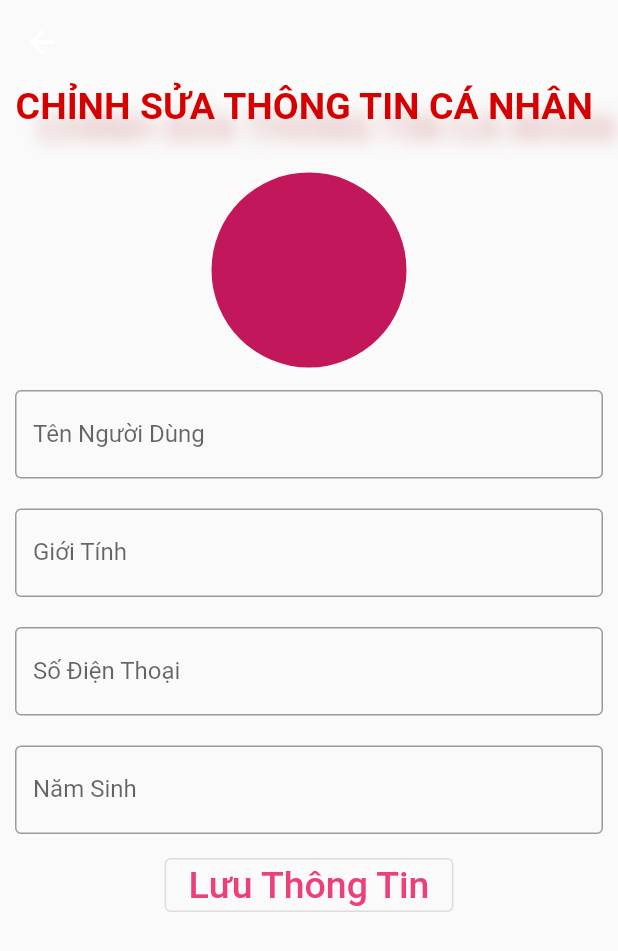
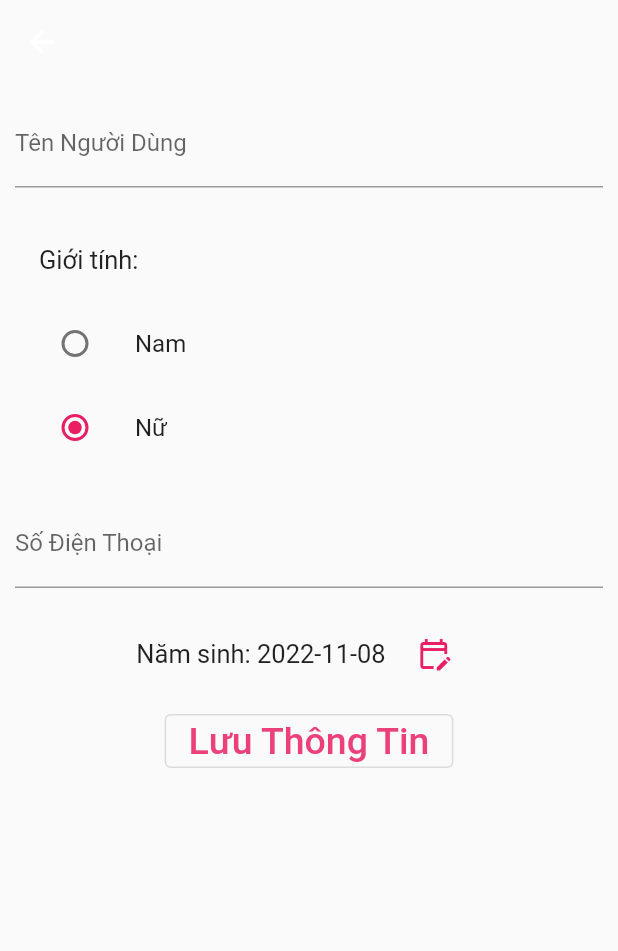
Before and after one commit to nguyenhoangvu-cdpm20d/flutter_appvutrungvinh_406394402, a Flutter app: the EditProfile screen opened directly, on a phone screen of 412 x 824 dp. Shown: the top 951 px of the screen. Run offline on Flutter 3.47's test engine with Material 2 defaults, Android fonts, the phone set to English and light mode, and no system bars; our stand-ins replace convex_bottom_bar.

Commit message:
chỉnh sửa thêm

```diff
--- a/lib/views/editprofile.dart
+++ b/lib/views/editprofile.dart
@@ -1,3 +1,4 @@
+import 'package:convex_bottom_bar/convex_bottom_bar.dart';
 import 'package:flutter/material.dart';
 import 'package:flutter_appvutrungvinh_406394402/views/home.dart';
 import 'package:flutter_appvutrungvinh_406394402/widgets/widgets.dart';
@@ -9,7 +10,25 @@ class EditProfile extends StatefulWidget {
   State<EditProfile> createState() => EditProfileState();
 }
 
+enum SingingCharacter { Man, Woman }
+
 class EditProfileState extends State<EditProfile> {
+  SingingCharacter? _character = SingingCharacter.Woman;
+  DateTime selectedDate = DateTime.now();
+
+  Future<void> _selectDate(BuildContext context) async {
+    final DateTime? picked = await showDatePicker(
+        context: context,
+        initialDate: selectedDate,
+        firstDate: DateTime(2015, 8),
+        lastDate: DateTime(2101));
+    if (picked != null && picked != selectedDate) {
+      setState(() {
+        selectedDate = picked;
+      });
+    }
+  }
+
   @override
   Widget build(BuildContext context) {
     // TODO: implement build
@@ -25,12 +44,12 @@ class EditProfileState extends State<EditProfile> {
           mainAxisSize: MainAxisSize.max,
           mainAxisAlignment: MainAxisAlignment.start,
           children: [
-            Container(
-              // padding: EdgeInsets.only(top: 0),
+            /*Container(
+              padding: EdgeInsets.only(top: 0),
               child: Text(
                 'CHỈNH SỬA THÔNG TIN CÁ NHÂN ',
                 style: TextStyle(
-                    fontSize: 25,
+                    fontSize: 20,
                     color: Colors.redAccent.shade700,
                     fontWeight: FontWeight.bold,
                     shadows: [
@@ -48,7 +67,8 @@ class EditProfileState extends State<EditProfile> {
                 radius: 65.0,
                 //backgroundImage: AssetImage('images/123.jpg'),
               ),
-            ),
+            ),*/
+            //SizedBox(20),
             Column(
               mainAxisAlignment: MainAxisAlignment.center,
               children: [
@@ -56,45 +76,100 @@ class EditProfileState extends State<EditProfile> {
                   padding: EdgeInsets.all(10),
                   child: TextField(
                     //controller: txtName,
-                    readOnly: true,
+                    readOnly: false,
                     decoration: InputDecoration(
                       labelText: 'Tên Người Dùng',
-                      border: OutlineInputBorder(),
+                      border: UnderlineInputBorder(),
                     ),
                   ),
                 ),
-                const Padding(
+                Padding(
                   padding: EdgeInsets.all(10),
-                  child: TextField(
-                    //controller: txtEmail,
-                    readOnly: true,
-                    decoration: InputDecoration(
-                      labelText: 'Giới Tính',
-                      border: OutlineInputBorder(),
-                    ),
+                  child: Column(
+                    children: <Widget>[
+                      ListTile(
+                        title: const Text(
+                          'Giới tính:',
+                          style: TextStyle(
+                            fontSize: 17,
+                          ),
+                        ),
+                      ),
+                      ListTile(
+                        title: const Text('Nam'),
+                        leading: Radio<SingingCharacter>(
+                          value: SingingCharacter.Man,
+                          groupValue: _character,
+                          onChanged: (SingingCharacter? value) {
+                            setState(() {
+                              _character = value;
+                            });
+                          },
+                        ),
+                      ),
+                      ListTile(
+                        title: const Text('Nữ'),
+                        leading: Radio<SingingCharacter>(
+                          value: SingingCharacter.Woman,
+                          groupValue: _character,
+                          onChanged: (SingingCharacter? value) {
+                            setState(() {
+                              _character = value;
+                            });
+                          },
+                        ),
+                      ),
+                    ],
                   ),
                 ),
-                const Padding(
+                Padding(
                   padding: EdgeInsets.all(10),
-                  child: TextField(
-                    //controller: txtEmail,
-                    readOnly: true,
-                    decoration: InputDecoration(
-                      labelText: 'Số Điện Thoại',
-                      border: OutlineInputBorder(),
-                    ),
+                  child: Column(
+                    crossAxisAlignment: CrossAxisAlignment.start,
+                    children: <Widget>[
+                      TextField(
+                        keyboardType: TextInputType.number,
+                        //controller: txtEmail,
+                        readOnly: false,
+                        decoration: InputDecoration(
+                          labelText: 'Số Điện Thoại',
+                          border: UnderlineInputBorder(),
+                        ),
+                      ),
+                    ],
                   ),
                 ),
-                const Padding(
+                Padding(
                   padding: EdgeInsets.all(10),
-                  child: TextField(
+                  child: Row(
+                    mainAxisSize: MainAxisSize.min,
+                    children: <Widget>[
+                      Text(
+                        'Năm sinh: ' +
+                            "${selectedDate.toLocal()}".split(' ')[0],
+                        style: TextStyle(
+                          fontSize: 17,
+                        ),
+                      ),
+                      SizedBox(
+                        height: 20.0,
+                      ),
+                      TextButton(
+                        onPressed: () => _selectDate(context),
+                        child: Icon(Icons.edit_calendar_outlined),
+                      ),
+                    ],
+                  ),
+                  /*child:
+                      TextField(
                     //controller: txtEmail,
-                    readOnly: true,
+                    readOnly: false,
                     decoration: InputDecoration(
-                      labelText: 'Năm Sinh',
-                      border: OutlineInputBorder(),
+                      labelText:
+                          "Năm sinh: ${selectedDate.toLocal()}".split(' ')[0],
+                      border: UnderlineInputBorder(),
                     ),
-                  ),
+                  ),*/
                 ),
                 OutlinedButton(
                   onPressed: () {
--- a/lib/views/startscreen.dart
+++ b/lib/views/startscreen.dart
@@ -22,7 +22,7 @@ class StartApp extends StatelessWidget {
               style: TextStyle(fontSize: 80),
               children: <TextSpan>[
                 TextSpan(
-                  text: 'Quiz ',
+                  text: 'Quiz',
                   style: TextStyle(
                     fontWeight: FontWeight.w600,
                     fontFamily: '',
```
Also changed, not shown: lib/views/addquestion.dart (+42 -2 lines), lib/views/home.dart (+35 -7 lines), lib/views/forgot_password.dart (added).
